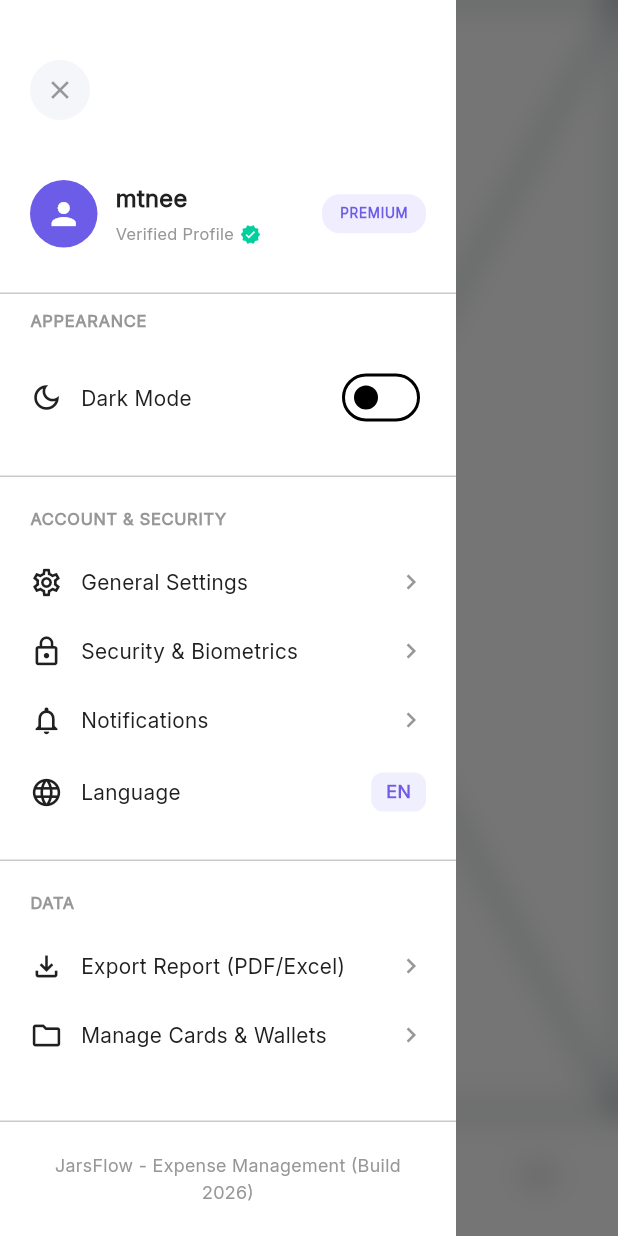
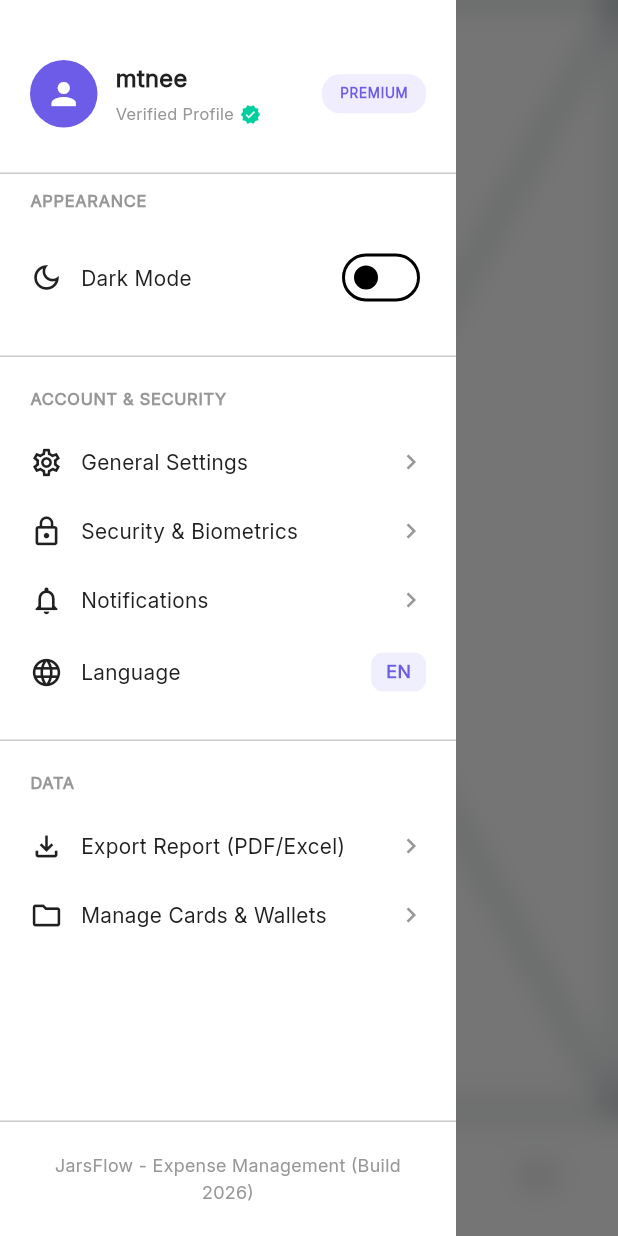
Before and after one commit to minhanh0310/Quan_ly_thu_chi_PRM, a Flutter app: the DashboardScreen screen opened by its route, item 2 of the bottom bar chosen, with the side drawer open, on a phone screen of 412 x 824 dp. Run offline on Flutter 3.47's test engine with Material 3 defaults, Android fonts, the light colour scheme and no system bars; our stand-ins replace cached_network_image, equatable, flutter_svg, gap, responsive_framework, shimmer.

Commit message:
Fix snackbar error message

```diff
--- a/lib/core/constants/icon_path.dart
+++ b/lib/core/constants/icon_path.dart
@@ -1,4 +1,4 @@
-// Generated by spider on 2026-02-22 09:50:18.676345
+// Generated by spider on 2026-02-24 20:21:21.457714
 
 part of 'resources.dart';
 
--- a/lib/core/constants/images.dart
+++ b/lib/core/constants/images.dart
@@ -1,4 +1,4 @@
-// Generated by spider on 2026-02-22 09:50:18.834285
+// Generated by spider on 2026-02-24 20:21:21.707825
 
 part of 'resources.dart';
 
--- a/lib/core/constants/resources.dart
+++ b/lib/core/constants/resources.dart
@@ -1,4 +1,4 @@
-// Generated by spider on 2026-02-22 09:50:18.847106
+// Generated by spider on 2026-02-24 20:21:21.729557
 
 part 'icon_path.dart';
 
--- a/lib/core/widgets/drawer_widget.dart
+++ b/lib/core/widgets/drawer_widget.dart
@@ -64,31 +64,31 @@ class _DrawerWidgetState extends State<DrawerWidget>
                       child: ListView(
                         padding: EdgeInsets.zero,
                         children: <Widget>[
-                          AppGap.h40,
+                          // AppGap.h40,
 
-                          // Close button
-                          Padding(
-                            padding: AppPad.h20,
-                            child: Align(
-                              alignment: Alignment.centerLeft,
-                              child: GestureDetector(
-                                onTap: () => Navigator.pop(context),
-                                child: Container(
-                                  width: 40,
-                                  height: 40,
-                                  decoration: const BoxDecoration(
-                                    shape: BoxShape.circle,
-                                    color: Color(0xffF5F6FA),
-                                  ),
-                                  child: const Icon(
-                                    Icons.close,
-                                    color: AppColors.grey,
-                                    size: 20,
-                                  ),
-                                ),
-                              ),
-                            ),
-                          ),
+                          // // Close button
+                          // Padding(
+                          //   padding: AppPad.h20,
+                          //   child: Align(
+                          //     alignment: Alignment.centerLeft,
+                          //     child: GestureDetector(
+                          //       onTap: () => Navigator.pop(context),
+                          //       child: Container(
+                          //         width: 40,
+                          //         height: 40,
+                          //         decoration: const BoxDecoration(
+                          //           shape: BoxShape.circle,
+                          //           color: Color(0xffF5F6FA),
+                          //         ),
+                          //         child: const Icon(
+                          //           Icons.close,
+                          //           color: AppColors.grey,
+                          //           size: 20,
+                          //         ),
+                          //       ),
+                          //     ),
+                          //   ),
+                          // ),
 
                           AppGap.h20,
 
--- a/lib/modules/auth/forgot_password/screens/forgot_password_screen.dart
+++ b/lib/modules/auth/forgot_password/screens/forgot_password_screen.dart
@@ -77,7 +77,8 @@ class _Body extends StatelessWidget {
                   ScaffoldMessenger.of(context).showSnackBar(
                     SnackBar(
                       content: Text('Please enter your phone number'),
-                      backgroundColor: Colors.red,
+                      backgroundColor: AppColors.error,
+                      duration: const Duration(seconds: 2),
                     ),
                   );
                   return;
--- a/lib/modules/auth/forgot_password/screens/verify_forgot_password_screen.dart
+++ b/lib/modules/auth/forgot_password/screens/verify_forgot_password_screen.dart
@@ -118,7 +118,8 @@ class _Body extends StatelessWidget {
                   ScaffoldMessenger.of(context).showSnackBar(
                     SnackBar(
                       content: Text('Please enter verification code'),
-                      backgroundColor: Colors.red,
+                      backgroundColor: AppColors.error,
+                      duration: const Duration(seconds: 2),
                     ),
                   );
                   return;
--- a/lib/modules/auth/sign_in/widgets/sign_in_form.dart
+++ b/lib/modules/auth/sign_in/widgets/sign_in_form.dart
@@ -73,7 +73,7 @@ class SignInForm extends StatelessWidget {
           text: 'Sign In',
           color: AppColors.mainColor,
           onClick: () {
-            Navigator.pushNamedAndRemoveUntil(context, AppRoutes.home, (route) => false);
+            Navigator.pushNamedAndRemoveUntil(context, AppRoutes.dashboard, (route) => false);
           },
         ),
       ],
--- a/lib/modules/auth/sign_up/widgets/sign_up_form.dart
+++ b/lib/modules/auth/sign_up/widgets/sign_up_form.dart
@@ -124,14 +124,15 @@ class _SignUpFormState extends State<SignUpForm> {
               ScaffoldMessenger.of(context).showSnackBar(
                 SnackBar(
                   content: Text('Please agree to Terms and Conditions'),
-                  backgroundColor: Colors.red,
+                  backgroundColor: AppColors.error,
+                  duration: const Duration(seconds: 2),
                 ),
               );
               return;
             }
             Navigator.pushNamedAndRemoveUntil(
               context,
-              AppRoutes.home,
+              AppRoutes.dashboard,
               (route) => false,
             );
           },
```
Also changed, not shown: lib/modules/auth/change_password/widgets/change_password_form.dart (+5 -5 lines), lib/modules/initial/screens/onboarding_currency_screen.dart (+2 -10 lines), 2 other files.
